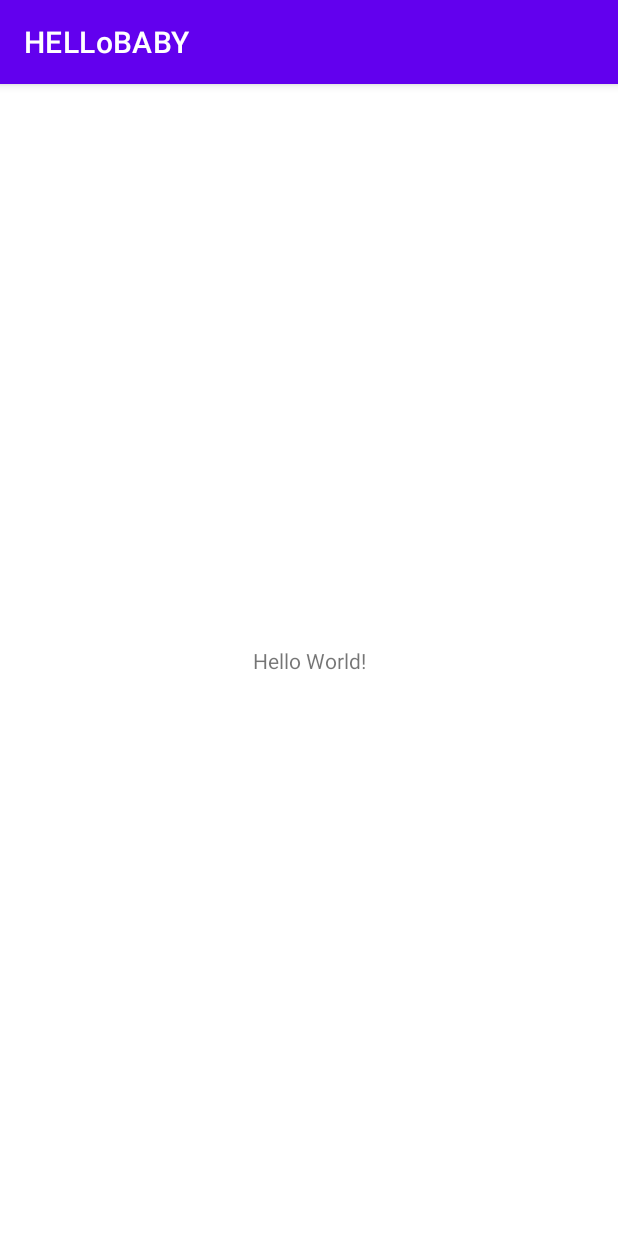
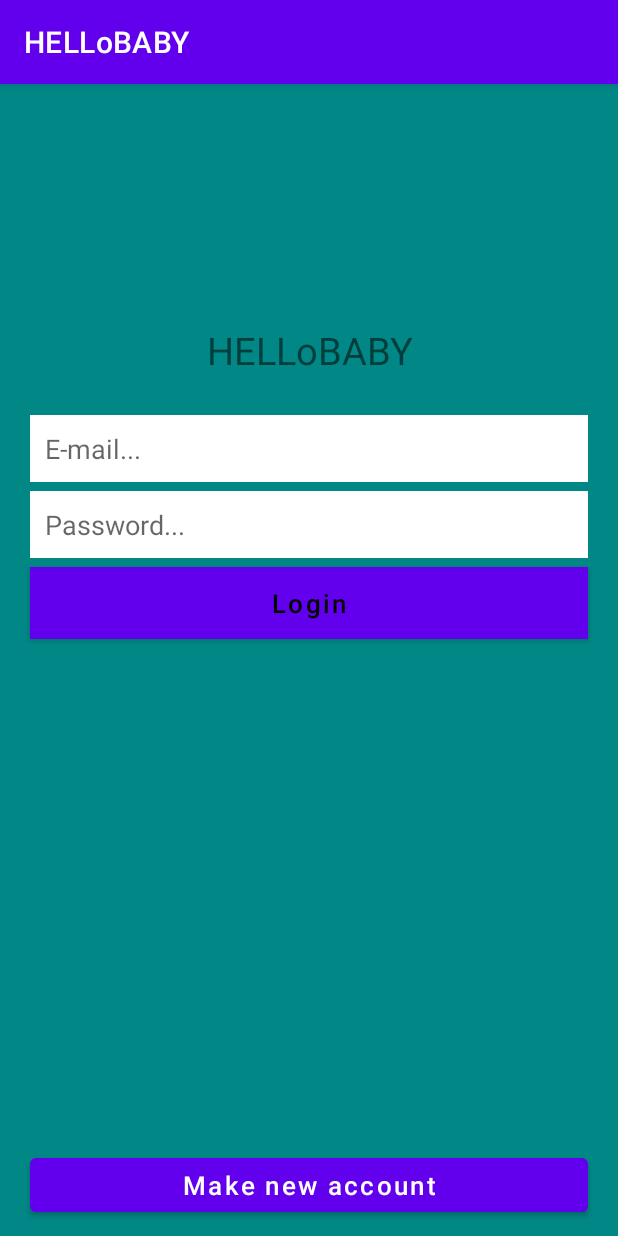
Before and after one commit to Maki1502/Hello-baby, an Android app: the screen it shows after launch (MainActivity before the commit, SignInActivity after it), on a phone screen of 412 x 824 dp. Run offline under Robolectric (Android 15) with nearby library versions, the phone set to English and light mode, and no system bars; our stand-ins replace Firebase (no records; nobody signed in at launch, a user with empty details on screens opened directly).

Commit message:
Added sign in and sign up function + firbase connected

```diff
--- a/app/src/main/res/layout/activity_main.xml
+++ b/app/src/main/res/layout/activity_main.xml
@@ -9,7 +9,7 @@
     <TextView
         android:layout_width="wrap_content"
         android:layout_height="wrap_content"
-        android:text="Hello World!"
+        android:text="Tutaj będzie kalendarz"
         app:layout_constraintBottom_toBottomOf="parent"
         app:layout_constraintEnd_toEndOf="parent"
         app:layout_constraintStart_toStartOf="parent"
--- /dev/null
+++ b/app/src/main/res/layout/activity_sign_in.xml
@@ -0,0 +1,78 @@
+<?xml version="1.0" encoding="utf-8"?>
+<RelativeLayout
+    xmlns:android="http://schemas.android.com/apk/res/android"
+    xmlns:app="http://schemas.android.com/apk/res-auto"
+    xmlns:tools="http://schemas.android.com/tools"
+    android:layout_width="match_parent"
+    android:layout_height="match_parent"
+    android:background="@color/teal_700"
+    tools:context=".SignInActivity">
+
+    <TextView
+        android:id="@+id/logo"
+        android:layout_width="match_parent"
+        android:layout_height="wrap_content"
+        android:text="HELLoBABY"
+        android:textSize="25dp"
+        android:layout_centerHorizontal="true"
+        android:layout_marginTop="160dp"
+        android:layout_marginBottom="20dp"
+        android:textAlignment="center"/>
+
+    <EditText
+        android:id="@+id/email_login"
+        android:layout_width="match_parent"
+        android:layout_height="wrap_content"
+        android:background="@color/white"
+        android:padding="10dp"
+        android:layout_below="@+id/logo"
+        android:layout_marginLeft="20dp"
+        android:layout_marginRight="20dp"
+        android:layout_marginTop="6dp"
+        android:inputType="textEmailAddress"
+        android:textColor="@color/black"
+        android:hint="E-mail..."/>
+
+    <EditText
+        android:id="@+id/password_login"
+        android:layout_width="match_parent"
+        android:layout_height="wrap_content"
+        android:background="@color/white"
+        android:padding="10dp"
+        android:layout_below="@+id/email_login"
+        android:layout_marginLeft="20dp"
+        android:layout_marginRight="20dp"
+        android:layout_marginTop="6dp"
+        android:inputType="textPassword"
+        android:textColor="@color/black"
+        android:hint="Password..."/>
+
+    <Button
+        android:id="@+id/login_btn"
+        android:layout_width="match_parent"
+        android:layout_height="wrap_content"
+        android:layout_below="@+id/password_login"
+        android:layout_marginLeft="20dp"
+        android:layout_marginRight="20dp"
+        android:layout_marginTop="6dp"
+        android:background="@color/white"
+        android:text="Login"
+        android:textAllCaps="false"
+        android:textSize="17dp"
+        android:textColor="@color/black"/>
+
+    <Button
+        android:id="@+id/signup_btn_link"
+        android:layout_width="match_parent"
+        android:layout_height="wrap_content"
+        android:layout_alignParentBottom="true"
+        android:layout_marginBottom="10dp"
+        android:layout_marginLeft="20dp"
+        android:layout_marginRight="20dp"
+        android:layout_marginTop="6dp"
+        android:text="Make new account"
+        android:textAllCaps="false"
+        android:textSize="17dp"
+        android:textColor="@color/white"/>
+
+</RelativeLayout>
```
Also changed, not shown: app/build.gradle (+8 -0 lines), app/src/main/AndroidManifest.xml (+8 -2 lines), app/src/main/java/edu/ib/hellobaby/SignInActivity.kt (added, +72 -0 lines), app/src/main/java/edu/ib/hellobaby/SignUpActivity.kt (added, +89 -0 lines), app/src/main/res/layout/activity_sign_up.xml (added, +78 -0 lines), build.gradle (+6 -2 lines), 1 other file.
